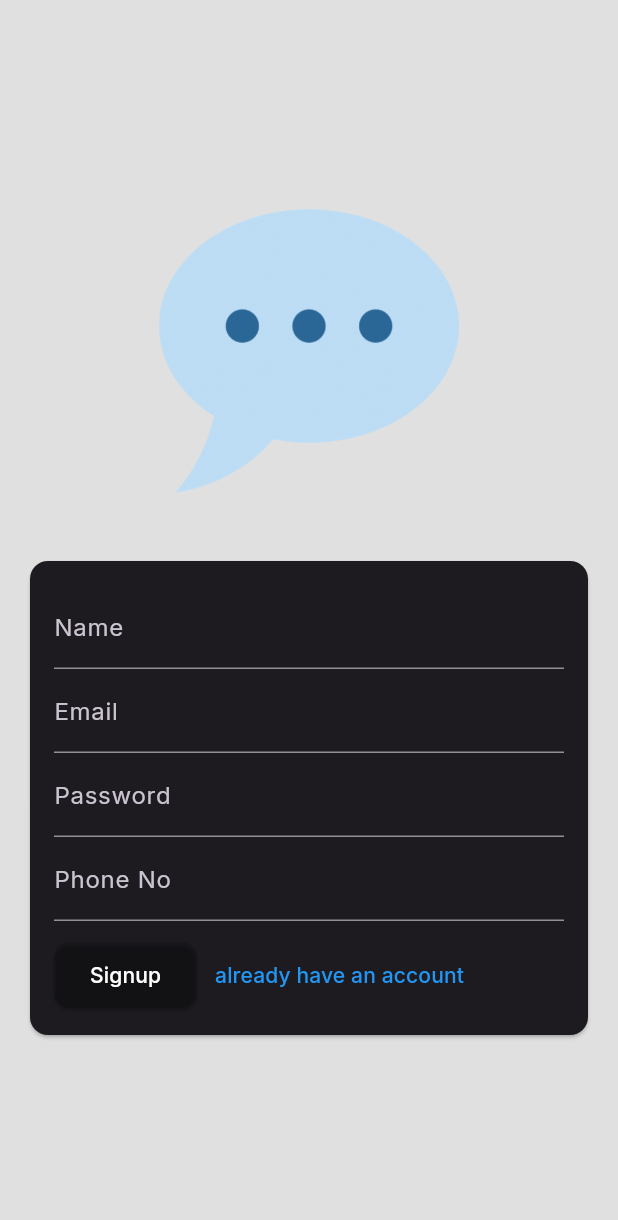
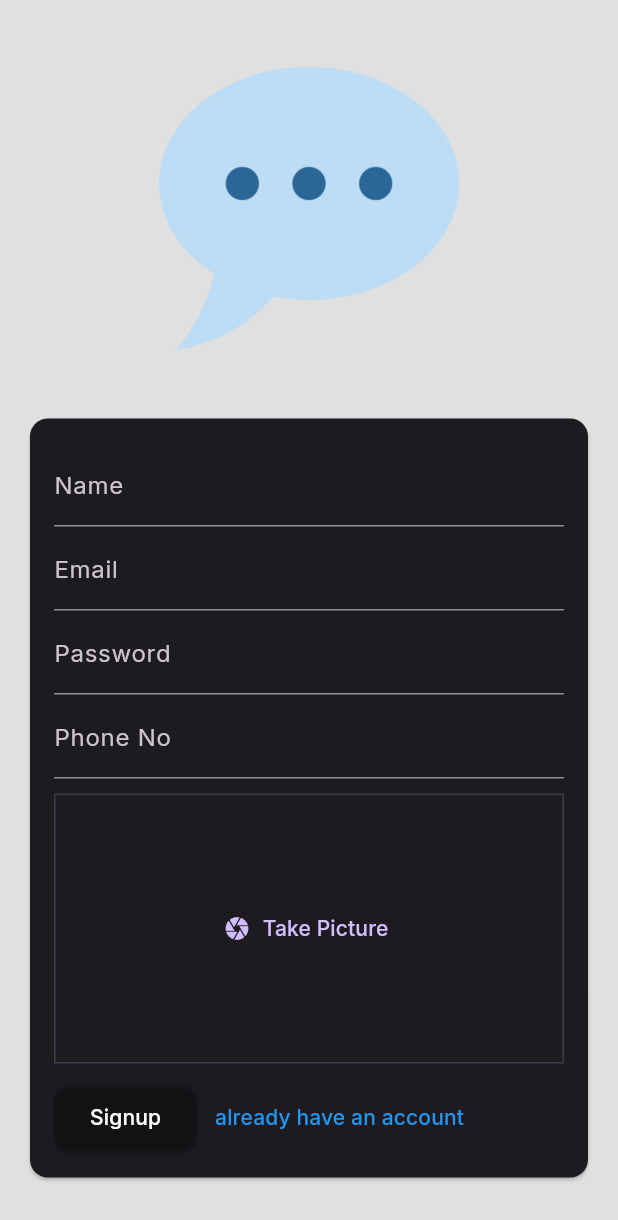
Before and after one commit to Ibraheem-MuhammedAmeen/ChartApp, a Flutter app: the SignupScreen screen opened by its route, on a phone screen of 412 x 824 dp. Shown: the top 1220 px of the screen. Run offline on Flutter 3.47's test engine with Material 3 defaults, Android fonts, the phone set to English and light mode, and no system bars; our stand-ins replace cached_network_image, cloud_firestore, faker, firebase_auth, firebase_core, google_fonts and 5 more; missing offline and left inert: dart:ffi, stream_chat_flutter_core; accounts and stored records are empty.

```diff
--- /dev/null
+++ b/lib/widgets/img_input.dart
@@ -0,0 +1,72 @@
+import 'package:flutter/material.dart';
+import 'package:image_picker/image_picker.dart';
+import 'dart:io';
+
+import 'package:supabase_flutter/supabase_flutter.dart';
+
+class ImageInput extends StatefulWidget {
+  const ImageInput({super.key, required this.onPickImage});
+  final void Function(File image) onPickImage;
+
+  @override
+  State<ImageInput> createState() => _ImageInputState();
+}
+
+class _ImageInputState extends State<ImageInput> {
+  File? _selectedImage;
+
+  void _takePicture() async {
+    final imagePicker = ImagePicker();
+    final pickedImage = await imagePicker.pickImage(
+      source: ImageSource.gallery,
+    );
+
+    if (pickedImage == null) {
+      return;
+    }
+    setState(() {
+      _selectedImage = File(pickedImage.path);
+    });
+    /*// Get Supabase instance
+    final supabase = Supabase.instance.client;
+    final userId = supabase.auth.currentUser!.id;
+    final imageBytes = await pickedImage.readAsBytes();
+    final imagePath = '/$userId/profile';
+
+    await supabase.storage.from('profiles').uploadBinary(imagePath, imageBytes);
+    final imageUrl = supabase.storage.from('profiles').getPublicUrl(imagePath);*/
+    widget.onPickImage(_selectedImage!);
+  }
+
+  @override
+  Widget build(BuildContext context) {
+    Widget content = TextButton.icon(
+      onPressed: _takePicture,
+      icon: const Icon(Icons.camera),
+      label: const Text('Take Picture'),
+    );
+
+    if (_selectedImage != null) {
+      content = GestureDetector(
+        onTap: _takePicture,
+        child: Image.file(
+          _selectedImage!,
+          fit: BoxFit.cover,
+          width: double.infinity,
+          height: double.infinity,
+        ),
+      );
+    }
+    return Container(
+        decoration: BoxDecoration(
+          border: Border.all(
+            width: 1,
+            color: Theme.of(context).colorScheme.primary.withOpacity(0.2),
+          ),
+        ),
+        height: 180,
+        width: double.infinity,
+        alignment: Alignment.center,
+        child: content);
+  }
+}
--- a/pubspec.yaml
+++ b/pubspec.yaml
@@ -47,6 +47,7 @@ dependencies:
   cloud_firestore: ^5.6.5
   http: ^1.3.0
   image_picker: ^1.1.2
+  supabase_flutter: ^2.8.4
 
 dev_dependencies:
   flutter_test:
```
Also changed, not shown: lib/helpers.dart (+33 -1 lines), lib/main.dart (+7 -0 lines), lib/screen/login_screen.dart (+13 -1 lines), lib/screen/select_user_screen.dart (+28 -40 lines), lib/screen/sign_up.dart (+59 -5 lines), lib/widgets/img_avatar.dart (+28 -3 lines), pubspec.lock, 6 other files.
